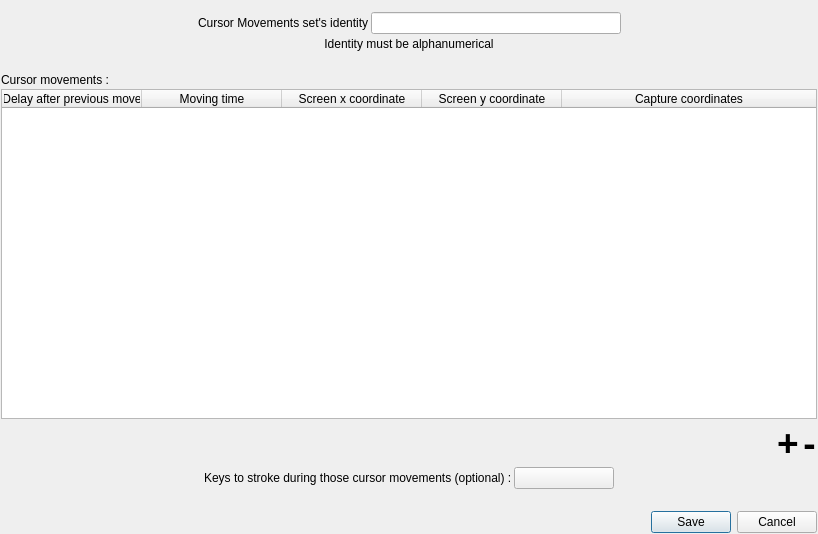
Old version of the form ui/editselectedactiondialogs/CursorMovementsSelectedEditDialog.ui in the repository AmirHammouteneEI/ScheduledPasteAndKeys.
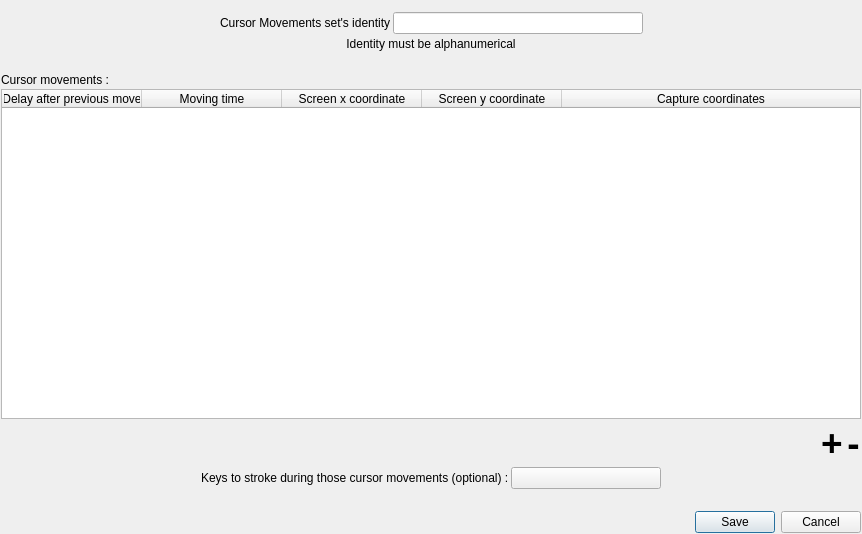
New version of the form. Custom widgets are drawn as their Qt base class.

```diff
--- a/ui/editselectedactiondialogs/CursorMovementsSelectedEditDialog.ui
+++ b/ui/editselectedactiondialogs/CursorMovementsSelectedEditDialog.ui
@@ -6,7 +6,7 @@
    <rect>
     <x>0</x>
     <y>0</y>
-    <width>818</width>
+    <width>862</width>
     <height>534</height>
    </rect>
   </property>
@@ -316,7 +316,7 @@
       <widget class="QPushButton" name="keysStrokeButton">
        <property name="minimumSize">
         <size>
-         <width>100</width>
+         <width>150</width>
          <height>0</height>
         </size>
        </property>
```
